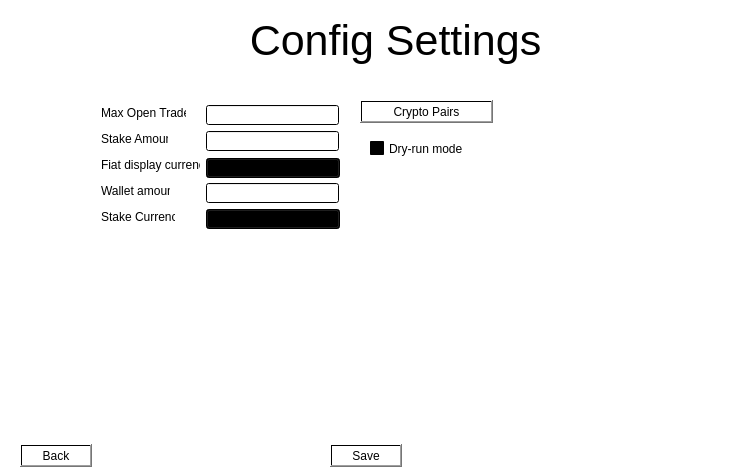
Before: the Qt Designer form freqtrade/GUI/configsettings.ui in Sypers/SeniorProject, drawn with Qt 5.
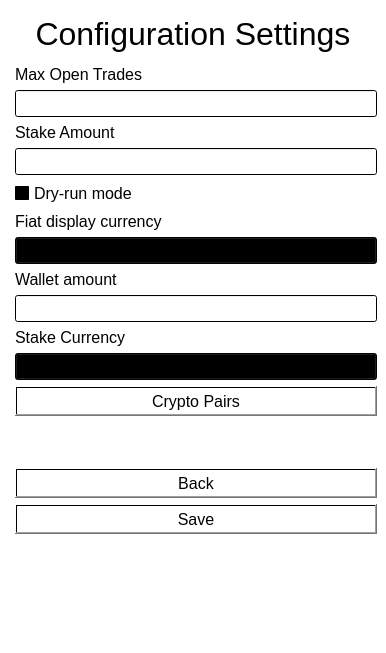
After: the same form once the commit is applied.

Commit message: Implemented new improved designes for GUI

What changed in the file:
```diff
--- a/freqtrade/GUI/configsettings.ui
+++ b/freqtrade/GUI/configsettings.ui
@@ -9,8 +9,8 @@
    <rect>
     <x>0</x>
     <y>0</y>
-    <width>749</width>
-    <height>470</height>
+    <width>386</width>
+    <height>653</height>
    </rect>
   </property>
   <property name="windowTitle">
@@ -20,204 +20,146 @@
    <string notr="true">background-color: qlineargradient(spread:pad, x1:0.549178, y1:0.614, x2:1, y2:1, stop:0 rgba(255, 255, 255, 255), stop:1 rgba(255, 255, 255, 255));</string>
   </property>
   <widget class="QWidget" name="centralwidget">
+   <layout class="QFormLayout" name="formLayout">
+    <item row="0" column="0" colspan="2">
+     <widget class="QLabel" name="label_7">
+      <property name="minimumSize">
+       <size>
+        <width>0</width>
+        <height>50</height>
+       </size>
+      </property>
+      <property name="font">
+       <font>
+        <pointsize>24</pointsize>
+       </font>
+      </property>
+      <property name="text">
+       <string>Configuration Settings</string>
+      </property>
+      <property name="scaledContents">
+       <bool>false</bool>
+      </property>
+      <property name="alignment">
+       <set>Qt::AlignCenter</set>
+      </property>
+     </widget>
+    </item>
+    <item row="3" column="1">
    <widget class="QLabel" name="label">
-    <property name="geometry">
-     <rect>
-      <x>101</x>
-      <y>105</y>
-      <width>85</width>
-      <height>16</height>
-     </rect>
+      <property name="font">
+       <font>
+        <pointsize>12</pointsize>
+       </font>
     </property>
     <property name="text">
      <string>Max Open Trades</string>
     </property>
    </widget>
+    </item>
+    <item row="4" column="1">
+     <widget class="QLineEdit" name="lineEdit">
+      <property name="font">
+       <font>
+        <pointsize>12</pointsize>
+       </font>
+      </property>
+      <property name="toolTip">
+       <string>&lt;html&gt;&lt;head/&gt;&lt;body&gt;&lt;p&gt;The maximum number of trades to remain open while trading,&lt;/p&gt;&lt;p&gt;when the maximum number is reached the bot will not create a trade until a trade closes.&lt;/p&gt;&lt;/body&gt;&lt;/html&gt;</string>
+      </property>
+     </widget>
+    </item>
+    <item row="8" column="1">
    <widget class="QLabel" name="label_2">
-    <property name="geometry">
-     <rect>
-      <x>101</x>
-      <y>131</y>
-      <width>67</width>
-      <height>16</height>
-     </rect>
+      <property name="font">
+       <font>
+        <pointsize>12</pointsize>
+       </font>
     </property>
     <property name="text">
      <string>Stake Amount</string>
     </property>
    </widget>
-   <widget class="QLabel" name="label_5">
-    <property name="geometry">
-     <rect>
-      <x>101</x>
-      <y>157</y>
-      <width>99</width>
-      <height>16</height>
-     </rect>
-    </property>
-    <property name="text">
-     <string>Fiat display currency</string>
-    </property>
-   </widget>
+    </item>
+    <item row="9" column="1">
+     <widget class="QLineEdit" name="lineEdit_2">
+      <property name="font">
+       <font>
+        <pointsize>12</pointsize>
+       </font>
+      </property>
+      <property name="toolTip">
+       <string>The amount of the stake currency invested with each trade.</string>
+      </property>
+     </widget>
+    </item>
+    <item row="21" column="1">
    <widget class="QLabel" name="label_6">
-    <property name="geometry">
-     <rect>
-      <x>101</x>
-      <y>183</y>
-      <width>69</width>
-      <height>16</height>
-     </rect>
+      <property name="font">
+       <font>
+        <pointsize>12</pointsize>
+       </font>
     </property>
     <property name="text">
      <string>Wallet amount</string>
     </property>
    </widget>
-   <widget class="QLabel" name="label_7">
-    <property name="geometry">
-     <rect>
-      <x>230</x>
-      <y>10</y>
-      <width>331</width>
-      <height>61</height>
-     </rect>
-    </property>
-    <property name="font">
-     <font>
-      <pointsize>32</pointsize>
-     </font>
-    </property>
-    <property name="text">
-     <string>Config Settings</string>
-    </property>
-    <property name="scaledContents">
-     <bool>false</bool>
-    </property>
-    <property name="alignment">
-     <set>Qt::AlignCenter</set>
-    </property>
-   </widget>
-   <widget class="QLineEdit" name="lineEdit">
-    <property name="geometry">
-     <rect>
-      <x>206</x>
-      <y>105</y>
-      <width>133</width>
-      <height>20</height>
-     </rect>
-    </property>
-   </widget>
-   <widget class="QLineEdit" name="lineEdit_2">
-    <property name="geometry">
-     <rect>
-      <x>206</x>
-      <y>131</y>
-      <width>133</width>
-      <height>20</height>
-     </rect>
-    </property>
-   </widget>
+    </item>
+    <item row="22" column="1">
    <widget class="QLineEdit" name="lineEdit_4">
-    <property name="geometry">
-     <rect>
-      <x>206</x>
-      <y>183</y>
-      <width>133</width>
-      <height>20</height>
-     </rect>
-    </property>
-   </widget>
-   <widget class="QComboBox" name="stakecombo">
-    <property name="geometry">
-     <rect>
-      <x>206</x>
-      <y>209</y>
-      <width>134</width>
-      <height>20</height>
-     </rect>
-    </property>
-    <property name="editable">
-     <bool>false</bool>
-    </property>
-    <property name="currentText">
-     <string/>
-    </property>
-   </widget>
-   <widget class="QCheckBox" name="checkBox">
-    <property name="enabled">
-     <bool>true</bool>
-    </property>
-    <property name="geometry">
-     <rect>
-      <x>370</x>
-      <y>140</y>
-      <width>141</width>
-      <height>17</height>
-     </rect>
-    </property>
-    <property name="text">
-     <string>Dry-run mode</string>
-    </property>
-   </widget>
-   <widget class="QPushButton" name="cryptopairs">
-    <property name="geometry">
-     <rect>
-      <x>360</x>
-      <y>100</y>
-      <width>133</width>
-      <height>23</height>
-     </rect>
-    </property>
-    <property name="text">
-     <string>Crypto Pairs</string>
-    </property>
-   </widget>
-   <widget class="QPushButton" name="save">
-    <property name="geometry">
-     <rect>
-      <x>330</x>
-      <y>444</y>
-      <width>72</width>
-      <height>23</height>
-     </rect>
-    </property>
-    <property name="text">
-     <string>Save</string>
-    </property>
-   </widget>
-   <widget class="QPushButton" name="back">
-    <property name="geometry">
-     <rect>
-      <x>20</x>
-      <y>444</y>
-      <width>72</width>
-      <height>23</height>
-     </rect>
-    </property>
-    <property name="text">
-     <string>Back</string>
-    </property>
-   </widget>
+      <property name="font">
+       <font>
+        <pointsize>12</pointsize>
+       </font>
+      </property>
+      <property name="toolTip">
+       <string>Amount of currency used for dry-run</string>
+      </property>
+     </widget>
+    </item>
+    <item row="26" column="1">
    <widget class="QLabel" name="label_9">
-    <property name="geometry">
-     <rect>
-      <x>101</x>
-      <y>209</y>
-      <width>74</width>
-      <height>16</height>
-     </rect>
+      <property name="font">
+       <font>
+        <pointsize>12</pointsize>
+       </font>
     </property>
     <property name="text">
      <string>Stake Currency</string>
     </property>
    </widget>
+    </item>
+    <item row="27" column="1">
+     <widget class="QComboBox" name="stakecombo">
+      <property name="font">
+       <font>
+        <pointsize>12</pointsize>
+       </font>
+      </property>
+      <property name="toolTip">
+       <string>The cryptocurrency used for trading with other cryptocurrencies. Choose the main currency you want to use for trading.</string>
+      </property>
+      <property name="editable">
+       <bool>false</bool>
+      </property>
+      <property name="currentText">
+       <string/>
+      </property>
+     </widget>
+    </item>
+    <item row="30" column="0" colspan="2">
    <widget class="QLabel" name="errorL">
-    <property name="geometry">
-     <rect>
-      <x>20</x>
-      <y>410</y>
-      <width>711</width>
-      <height>20</height>
-     </rect>
+      <property name="minimumSize">
+       <size>
+        <width>0</width>
+        <height>40</height>
+       </size>
+      </property>
+      <property name="baseSize">
+       <size>
+        <width>0</width>
+        <height>0</height>
+       </size>
     </property>
     <property name="styleSheet">
      <string notr="true">font: 8pt &quot;MS Shell Dlg 2&quot;;color:red;</string>
@@ -228,15 +170,98 @@
     <property name="alignment">
      <set>Qt::AlignCenter</set>
     </property>
-   </widget>
+      <property name="wordWrap">
+       <bool>true</bool>
+      </property>
+     </widget>
+    </item>
+    <item row="35" column="1">
+     <widget class="QPushButton" name="back">
+      <property name="minimumSize">
+       <size>
+        <width>0</width>
+        <height>30</height>
+       </size>
+      </property>
+      <property name="baseSize">
+       <size>
+        <width>0</width>
+        <height>0</height>
+       </size>
+      </property>
+      <property name="font">
+       <font>
+        <pointsize>12</pointsize>
+       </font>
+      </property>
+      <property name="text">
+       <string>Back</string>
+      </property>
+     </widget>
+    </item>
+    <item row="36" column="1">
+     <widget class="QPushButton" name="save">
+      <property name="minimumSize">
+       <size>
+        <width>0</width>
+        <height>30</height>
+       </size>
+      </property>
+      <property name="baseSize">
+       <size>
+        <width>0</width>
+        <height>0</height>
+       </size>
+      </property>
+      <property name="font">
+       <font>
+        <pointsize>12</pointsize>
+       </font>
+      </property>
+      <property name="toolTip">
+       <string>Save results in config.json</string>
+      </property>
+      <property name="text">
+       <string>Save</string>
+      </property>
+     </widget>
+    </item>
+    <item row="28" column="1">
+     <widget class="QPushButton" name="cryptopairs">
+      <property name="minimumSize">
+       <size>
+        <width>0</width>
+        <height>30</height>
+       </size>
+      </property>
+      <property name="baseSize">
+       <size>
+        <width>0</width>
+        <height>0</height>
+       </size>
+      </property>
+      <property name="font">
+       <font>
+        <pointsize>12</pointsize>
+       </font>
+      </property>
+      <property name="toolTip">
+       <string>&lt;html&gt;&lt;head/&gt;&lt;body&gt;&lt;p&gt;Select the cryptocurrency pairs you want the bot trade in.&lt;/p&gt;&lt;p&gt;The pairs displayed depend on the value of Stake Currency&lt;/p&gt;&lt;/body&gt;&lt;/html&gt;</string>
+      </property>
+      <property name="text">
+       <string>Crypto Pairs</string>
+      </property>
+     </widget>
+    </item>
+    <item row="18" column="1">
    <widget class="QComboBox" name="stakecombo_2">
-    <property name="geometry">
-     <rect>
-      <x>206</x>
-      <y>158</y>
-      <width>134</width>
-      <height>20</height>
-     </rect>
+      <property name="font">
+       <font>
+        <pointsize>12</pointsize>
+       </font>
+      </property>
+      <property name="toolTip">
+       <string>The currency you'd like to display profit results in.</string>
     </property>
     <property name="editable">
      <bool>false</bool>
@@ -245,6 +270,35 @@
      <string/>
     </property>
    </widget>
+    </item>
+    <item row="16" column="1">
+     <widget class="QLabel" name="label_5">
+      <property name="font">
+       <font>
+        <pointsize>12</pointsize>
+       </font>
+      </property>
+      <property name="text">
+       <string>Fiat display currency</string>
+      </property>
+     </widget>
+    </item>
+    <item row="13" column="1">
+     <widget class="QCheckBox" name="checkBox">
+      <property name="enabled">
+       <bool>true</bool>
+      </property>
+      <property name="font">
+       <font>
+        <pointsize>12</pointsize>
+       </font>
+      </property>
+      <property name="text">
+       <string>Dry-run mode</string>
+      </property>
+     </widget>
+    </item>
+   </layout>
   </widget>
  </widget>
  <resources/>
```
Lines whose indentation alone changed are shown as unchanged. The commit also changes 5 other files.
